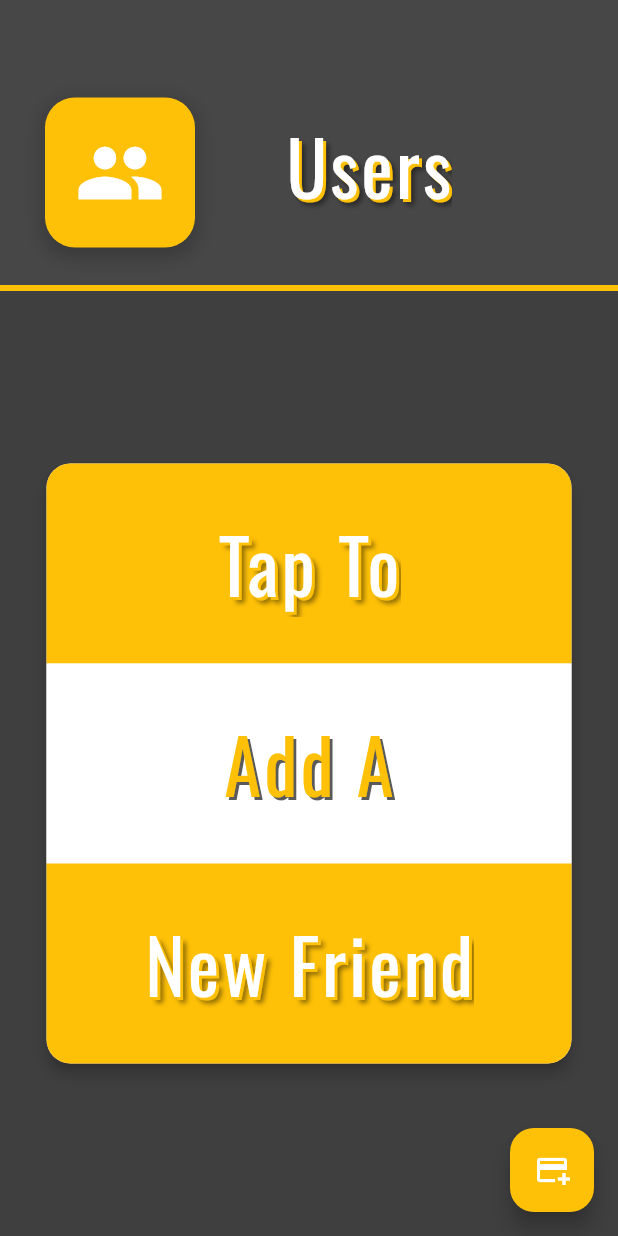
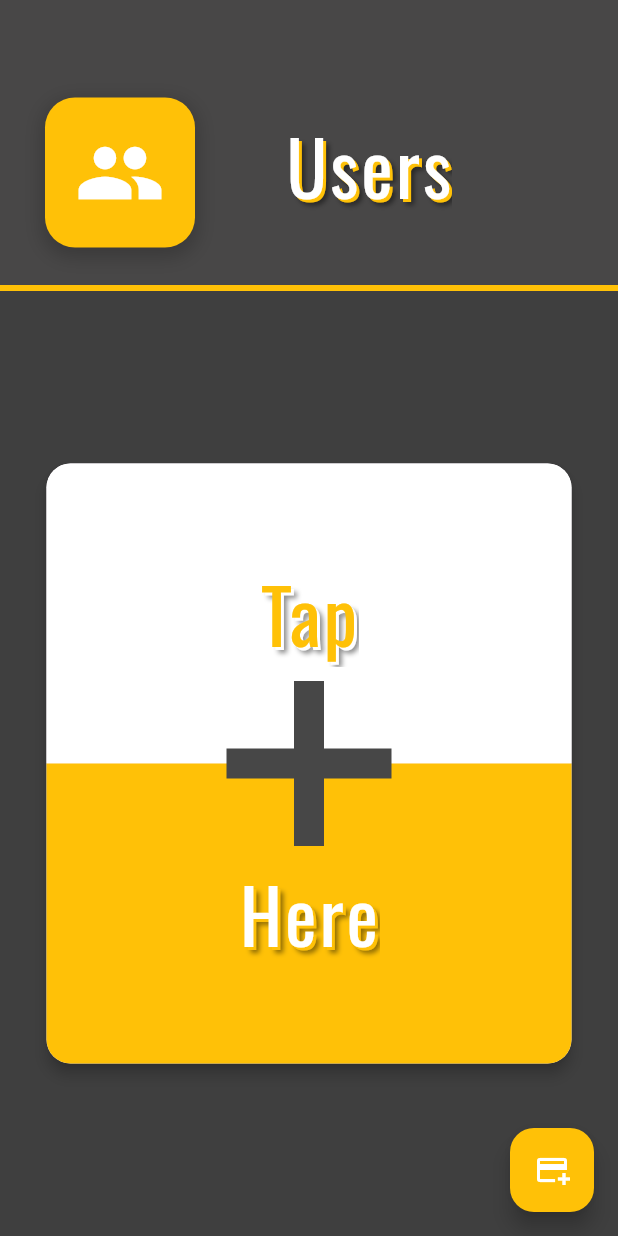
Before and after one commit to FrierensRing/FairShare, a Flutter app: the screen it shows after launch, on a phone screen of 412 x 824 dp. Run offline on Flutter 3.47's test engine with Material 3 defaults, Android fonts, the phone set to English and light mode, and no system bars; our stand-ins replace google_fonts.

Commit message:
redesign add user ui

```diff
--- a/lib/user_swipe_cards.dart
+++ b/lib/user_swipe_cards.dart
@@ -1014,7 +1014,12 @@ class _UserSwipeCardsState extends State<UserSwipeCards>
                                               topLeft: Radius.circular(16),
                                               topRight: Radius.circular(16),
                                             ),
-                                            color: Colors.amber,
+                                            color: const Color.fromARGB(
+                                              255,
+                                              255,
+                                              255,
+                                              255,
+                                            ),
                                           ),
                                           child: Center(
                                             child: Stack(
@@ -1023,11 +1028,17 @@ class _UserSwipeCardsState extends State<UserSwipeCards>
                                                   top: 2,
                                                   left: 2,
                                                   child: Text(
-                                                    "Tap To",
+                                                    "Tap",
                                                     style: GoogleFonts.getFont(
                                                       "Oswald",
                                                       fontSize: 50,
-                                                      color: Colors.amber,
+                                                      color:
+                                                          const Color.fromARGB(
+                                                            255,
+                                                            255,
+                                                            255,
+                                                            255,
+                                                          ),
                                                       textStyle: TextStyle(
                                                         letterSpacing: 2,
                                                         shadows: [
@@ -1047,57 +1058,7 @@ class _UserSwipeCardsState extends State<UserSwipeCards>
                                                   ),
                                                 ),
                                                 Text(
-                                                  "Tap To",
-                                                  style: GoogleFonts.getFont(
-                                                    "Oswald",
-                                                    fontSize: 50,
-                                                    color: const Color.fromARGB(
-                                                      255,
-                                                      255,
-                                                      255,
-                                                      255,
-                                                    ),
-                                                    textStyle: TextStyle(
-                                                      letterSpacing: 2,
-                                                    ),
-                                                  ),
-                                                ),
-                                              ],
-                                            ),
-                                          ),
-                                        ),
-                                      ),
-                                      Expanded(
-                                        flex: 3,
-                                        child: Container(
-                                          width: 350,
-                                          color: Colors.white,
-                                          child: Center(
-                                            child: Stack(
-                                              children: [
-                                                Positioned(
-                                                  top: 2,
-                                                  left: 2,
-                                                  child: Text(
-                                                    "Add A",
-                                                    style: GoogleFonts.getFont(
-                                                      "Oswald",
-                                                      fontSize: 50,
-                                                      color:
-                                                          const Color.fromARGB(
-                                                            255,
-                                                            90,
-                                                            90,
-                                                            90,
-                                                          ),
-                                                      textStyle: TextStyle(
-                                                        letterSpacing: 2,
-                                                      ),
-                                                    ),
-                                                  ),
-                                                ),
-                                                Text(
-                                                  "Add A",
+                                                  "Tap",
                                                   style: GoogleFonts.getFont(
                                                     "Oswald",
                                                     fontSize: 50,
@@ -1130,7 +1091,7 @@ class _UserSwipeCardsState extends State<UserSwipeCards>
                                                   top: 2,
                                                   left: 2,
                                                   child: Text(
-                                                    "New Friend",
+                                                    "Here",
                                                     style: GoogleFonts.getFont(
                                                       "Oswald",
                                                       fontSize: 50,
@@ -1154,7 +1115,7 @@ class _UserSwipeCardsState extends State<UserSwipeCards>
                                                   ),
                                                 ),
                                                 Text(
-                                                  "New Friend",
+                                                  "Here",
                                                   style: GoogleFonts.getFont(
                                                     "Oswald",
                                                     fontSize: 50,
@@ -1175,6 +1136,32 @@ class _UserSwipeCardsState extends State<UserSwipeCards>
                                         ),
                                       ),
                                     ],
+                                  ),
+                                  Center(
+                                    child: Container(
+                                      padding: EdgeInsets.zero,
+                                      width: 110,
+                                      height: 20,
+                                      color: const Color.fromARGB(
+                                        255,
+                                        71,
+                                        71,
+                                        71,
+                                      ),
+                                    ),
+                                  ),
+                                  Center(
+                                    child: Container(
+                                      padding: EdgeInsets.zero,
+                                      width: 20,
+                                      height: 110,
+                                      color: const Color.fromARGB(
+                                        255,
+                                        71,
+                                        71,
+                                        71,
+                                      ),
+                                    ),
                                   ),
                                 ],
                               ),
```
